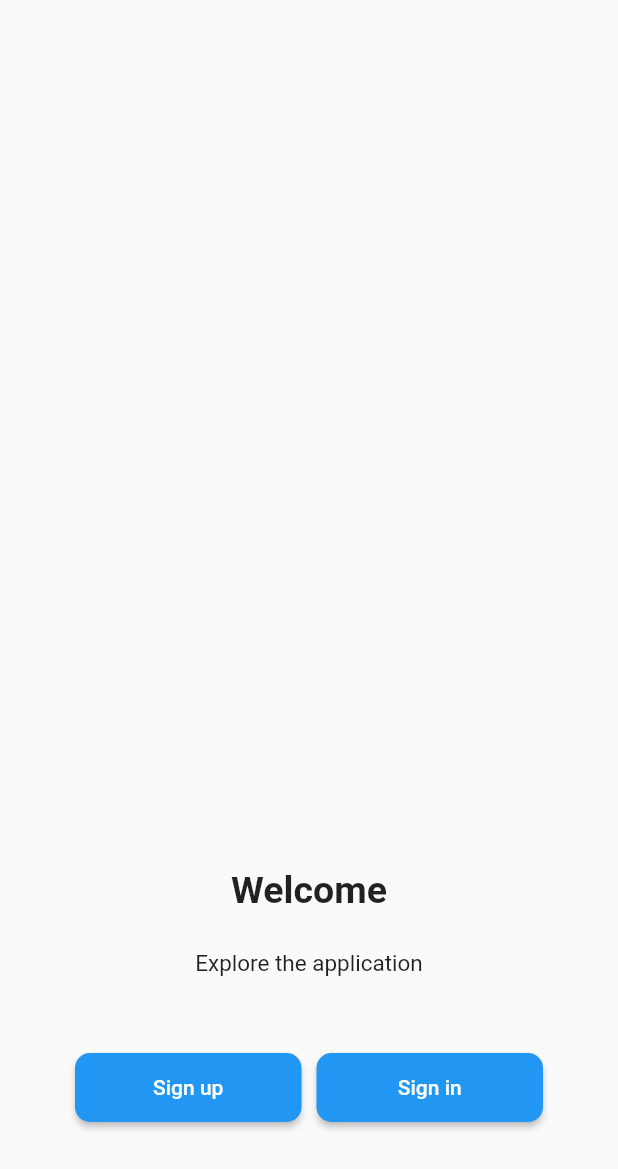
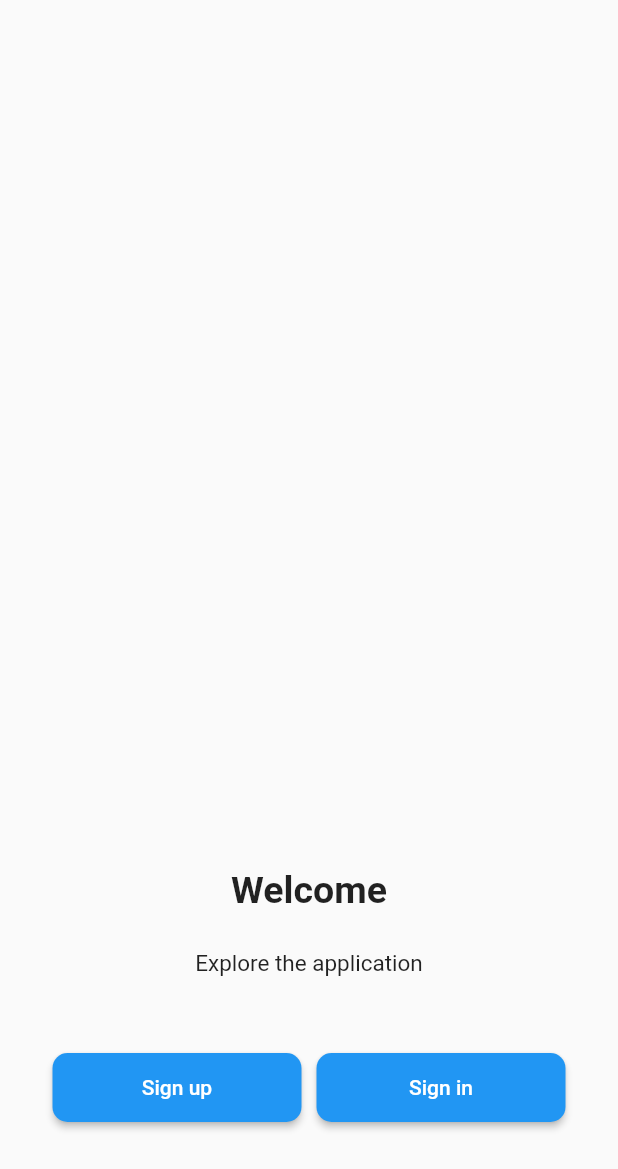
Before and after one commit to paubb/flutter_application_2, a Flutter app: the WelcomePage screen opened directly, on a phone screen of 412 x 824 dp. Shown: the top 1169 px of the screen. Run offline on Flutter 3.47's test engine with Material 2 defaults, Android fonts, the phone set to English and light mode, and no system bars; our stand-ins replace firebase_auth, firebase_core; accounts and stored records are empty.

Commit message:
Refactor welcome view

```diff
--- a/lib/views/welcome.dart
+++ b/lib/views/welcome.dart
@@ -1,14 +1,7 @@
 import 'package:flutter/material.dart';
 import 'package:flutter_application_2/config/constants.dart';
 
-class WelcomePage extends StatefulWidget {
-  WelcomePage({Key key}) : super(key: key);
-
-  @override
-  _WelcomePageState createState() => _WelcomePageState();
-}
-
-class _WelcomePageState extends State<WelcomePage> {
+class WelcomePage extends StatelessWidget {
   @override
   Widget build(BuildContext context) {
     return Scaffold(
@@ -23,56 +16,29 @@ class _WelcomePageState extends State<WelcomePage> {
                 child: Column(
                   children: [
                     Spacer(),
-                    Text(
+                    const Text(
                       "Welcome",
                       style:
                           TextStyle(fontWeight: FontWeight.bold, fontSize: 25),
                     ),
-                    SizedBox(height: 25),
-                    Text(
+                    const SizedBox(height: 25),
+                    const Text(
                       "Explore the application",
                       style: TextStyle(fontSize: 15),
                     ),
-                    SizedBox(height: 50),
-                    Row(
-                      mainAxisAlignment: MainAxisAlignment.center,
-                      children: [
-                        SizedBox(width: 50),
-                        Expanded(
-                          child: ElevatedButton(
-                            onPressed: () async {
-                              Navigator.pushNamed(context, signupRoute);
-                            },
-                            child: Text('Sign up'),
-                            style: ElevatedButton.styleFrom(
-                              shape: RoundedRectangleBorder(
-                                borderRadius:
-                                    BorderRadius.circular(10), // <-- Radius
-                              ),
-                              padding: const EdgeInsets.all(15),
-                            ),
-                          ),
-                        ),
-                        SizedBox(width: 10),
-                        Expanded(
-                          child: ElevatedButton(
-                            onPressed: () async {
-                              Navigator.pushNamed(context, signinRoute);
-                            },
-                            child: Text('Sign in'),
-                            style: ElevatedButton.styleFrom(
-                              shape: RoundedRectangleBorder(
-                                borderRadius:
-                                    BorderRadius.circular(10), // <-- Radius
-                              ),
-                              padding: const EdgeInsets.all(15),
-                            ),
-                          ),
-                        ),
-                        SizedBox(width: 50),
-                      ],
+                    const SizedBox(height: 50),
+                    Container(
+                      margin: EdgeInsets.only(left: 35, right: 35),
+                      child: Row(
+                        mainAxisAlignment: MainAxisAlignment.center,
+                        children: [
+                          Expanded(child: SignUpViewButton()),
+                          const SizedBox(width: 10),
+                          Expanded(child: SignInViewButton()),
+                        ],
+                      ),
                     ),
-                    SizedBox(height: 75),
+                    const SizedBox(height: 75),
                   ],
                 ),
               ),
@@ -83,3 +49,39 @@ class _WelcomePageState extends State<WelcomePage> {
     );
   }
 }
+
+class SignUpViewButton extends StatelessWidget {
+  @override
+  Widget build(BuildContext context) {
+    return ElevatedButton(
+      onPressed: () async {
+        Navigator.pushNamed(context, signupRoute);
+      },
+      child: Text('Sign up'),
+      style: ElevatedButton.styleFrom(
+        shape: RoundedRectangleBorder(
+          borderRadius: BorderRadius.circular(10), // <-- Radius
+        ),
+        padding: const EdgeInsets.all(15),
+      ),
+    );
+  }
+}
+
+class SignInViewButton extends StatelessWidget {
+  @override
+  Widget build(BuildContext context) {
+    return ElevatedButton(
+      onPressed: () async {
+        Navigator.pushNamed(context, signinRoute);
+      },
+      child: Text('Sign in'),
+      style: ElevatedButton.styleFrom(
+        shape: RoundedRectangleBorder(
+          borderRadius: BorderRadius.circular(10), // <-- Radius
+        ),
+        padding: const EdgeInsets.all(15),
+      ),
+    );
+  }
+}
```
